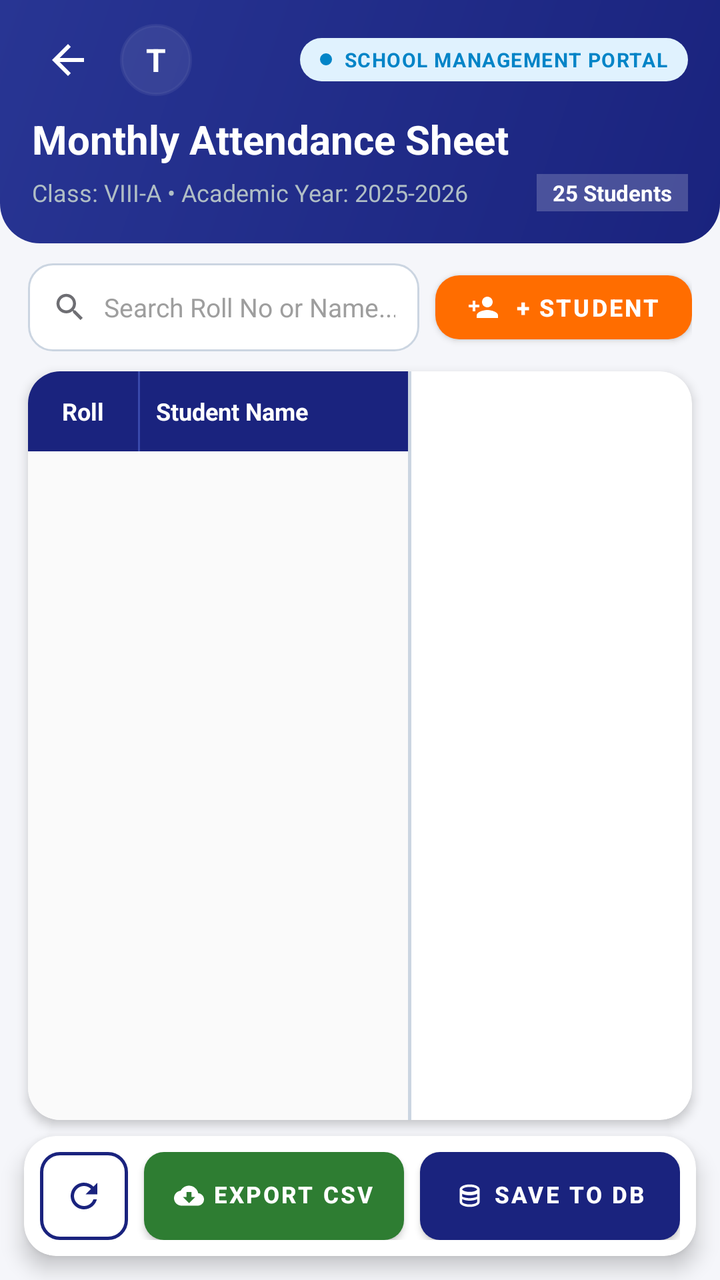
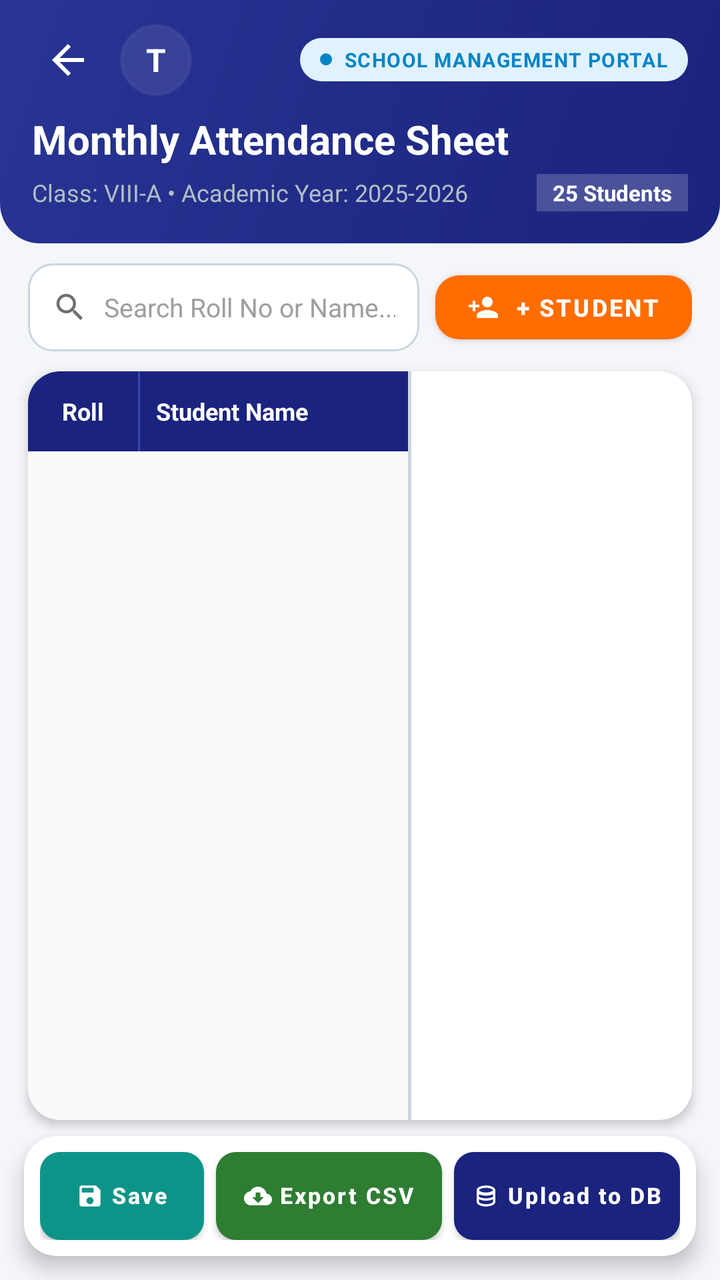

An Android layout rendered at two revisions. The XML below is the earlier revision; the diff shows what the commit changed to produce the second picture.
<!-- AndroidManifest.xml: application theme Theme.SchoolAttendance -->
<!-- res/layout/activity_attendance_sheet_editor.xml -->
<?xml version="1.0" encoding="utf-8"?>
<LinearLayout xmlns:android="http://schemas.android.com/apk/res/android"
    xmlns:app="http://schemas.android.com/apk/res-auto"
    xmlns:tools="http://schemas.android.com/tools"
    android:layout_width="match_parent"
    android:layout_height="match_parent"
    android:orientation="vertical"
    android:background="@color/background">

    
    <LinearLayout
        android:layout_width="match_parent"
        android:layout_height="wrap_content"
        android:background="@drawable/bg_theme_header"
        android:orientation="vertical"
        android:paddingStart="16dp"
        android:paddingTop="12dp"
        android:paddingEnd="16dp"
        android:paddingBottom="16dp">

        
        <LinearLayout
            android:layout_width="match_parent"
            android:layout_height="wrap_content"
            android:gravity="center_vertical"
            android:orientation="horizontal">

            <ImageView
                android:id="@+id/btnBack"
                android:layout_width="36dp"
                android:layout_height="36dp"
                android:background="?attr/selectableItemBackgroundBorderless"
                android:contentDescription="Back"
                android:padding="6dp"
                android:src="@drawable/ic_arrow_back"
                app:tint="@color/white" />

            
            <FrameLayout
                android:id="@+id/btnProfileAvatar"
                android:layout_width="36dp"
                android:layout_height="36dp"
                android:layout_marginStart="8dp"
                android:background="@drawable/bg_glass_circle"
                android:backgroundTint="#33FFFFFF"
                android:clickable="true"
                android:focusable="true">

                <TextView
                    android:id="@+id/tvAvatarInitial"
                    android:layout_width="wrap_content"
                    android:layout_height="wrap_content"
                    android:layout_gravity="center"
                    android:text="T"
                    android:textColor="@color/white"
                    android:textSize="16sp"
                    android:textStyle="bold" />
            </FrameLayout>

            <View
                android:layout_width="0dp"
                android:layout_height="1dp"
                android:layout_weight="1" />

            
            <LinearLayout
                android:layout_width="wrap_content"
                android:layout_height="wrap_content"
                android:background="@drawable/bg_portal_badge"
                android:gravity="center_vertical"
                android:orientation="horizontal"
                android:paddingStart="10dp"
                android:paddingTop="4dp"
                android:paddingEnd="10dp"
                android:paddingBottom="4dp">

                <View
                    android:layout_width="6dp"
                    android:layout_height="6dp"
                    android:background="@drawable/dot_blue"
                    android:layout_marginEnd="6dp" />

                <TextView
                    android:layout_width="wrap_content"
                    android:layout_height="wrap_content"
                    android:text="SCHOOL MANAGEMENT PORTAL"
                    android:textColor="#0284C7"
                    android:textSize="10sp"
                    android:textStyle="bold"
                    android:letterSpacing="0.05" />
            </LinearLayout>
        </LinearLayout>

        
        <TextView
            android:id="@+id/tvSheetTitle"
            android:layout_width="wrap_content"
            android:layout_height="wrap_content"
            android:layout_marginTop="8dp"
            android:text="Monthly Attendance Sheet"
            android:textColor="@color/white"
            android:textSize="20sp"
            android:textStyle="bold" />

        <LinearLayout
            android:layout_width="match_parent"
            android:layout_height="wrap_content"
            android:layout_marginTop="4dp"
            android:gravity="center_vertical"
            android:orientation="horizontal">

            <TextView
                android:id="@+id/tvSheetMeta"
                android:layout_width="0dp"
                android:layout_height="wrap_content"
                android:layout_weight="1"
                android:text="Class: VIII-A • Academic Year: 2025-2026"
                android:textColor="#B0BEC5"
                android:textSize="12sp" />

            <TextView
                android:id="@+id/tvStudentCountBadge"
                android:layout_width="wrap_content"
                android:layout_height="wrap_content"
                android:background="#33FFFFFF"
                android:paddingStart="8dp"
                android:paddingTop="2dp"
                android:paddingEnd="8dp"
                android:paddingBottom="2dp"
                android:text="25 Students"
                android:textColor="@color/white"
                android:textSize="11sp"
                android:textStyle="bold" />
        </LinearLayout>
    </LinearLayout>

    
    <LinearLayout
        android:layout_width="match_parent"
        android:layout_height="wrap_content"
        android:layout_marginStart="14dp"
        android:layout_marginTop="10dp"
        android:layout_marginEnd="14dp"
        android:gravity="center_vertical"
        android:orientation="horizontal">

        
        <LinearLayout
            android:layout_width="0dp"
            android:layout_height="44dp"
            android:layout_weight="1"
            android:background="@drawable/bg_search_theme"
            android:gravity="center_vertical"
            android:orientation="horizontal"
            android:paddingStart="12dp"
            android:paddingEnd="12dp">

            <ImageView
                android:layout_width="18dp"
                android:layout_height="18dp"
                android:layout_marginEnd="8dp"
                android:src="@drawable/ic_search"
                app:tint="@color/text_secondary" />

            <EditText
                android:id="@+id/etSearchStudent"
                android:layout_width="match_parent"
                android:layout_height="wrap_content"
                android:background="@null"
                android:hint="Search Roll No or Name..."
                android:inputType="text"
                android:maxLines="1"
                android:textColor="@color/text_primary"
                android:textColorHint="@color/text_hint"
                android:textSize="13sp" />
        </LinearLayout>

        
        <com.google.android.material.button.MaterialButton
            android:id="@+id/btnAddStudent"
            android:layout_width="wrap_content"
            android:layout_height="44dp"
            android:layout_marginStart="8dp"
            android:text="+ Student"
            android:textColor="@color/white"
            android:textSize="12sp"
            android:textStyle="bold"
            app:backgroundTint="@color/accent"
            app:cornerRadius="12dp"
            app:icon="@drawable/ic_person_add"
            app:iconGravity="textStart"
            app:iconSize="16dp"
            app:iconTint="@color/white" />
    </LinearLayout>

    
    <androidx.cardview.widget.CardView
        android:layout_width="match_parent"
        android:layout_height="0dp"
        android:layout_marginStart="14dp"
        android:layout_marginTop="10dp"
        android:layout_marginEnd="14dp"
        android:layout_marginBottom="8dp"
        android:layout_weight="1"
        app:cardBackgroundColor="@color/white"
        app:cardCornerRadius="16dp"
        app:cardElevation="3dp">

        <LinearLayout
            android:layout_width="match_parent"
            android:layout_height="match_parent"
            android:orientation="horizontal">

            
            <LinearLayout
                android:layout_width="190dp"
                android:layout_height="match_parent"
                android:orientation="vertical"
                android:background="#FAFAFA">

                
                <LinearLayout
                    android:layout_width="match_parent"
                    android:layout_height="40dp"
                    android:background="@color/primary"
                    android:gravity="center_vertical"
                    android:orientation="horizontal">

                    <TextView
                        android:layout_width="55dp"
                        android:layout_height="match_parent"
                        android:gravity="center"
                        android:text="Roll"
                        android:textColor="@color/white"
                        android:textSize="12sp"
                        android:textStyle="bold" />

                    <View
                        android:layout_width="1dp"
                        android:layout_height="match_parent"
                        android:background="#3949AB" />

                    <TextView
                        android:layout_width="0dp"
                        android:layout_height="match_parent"
                        android:layout_weight="1"
                        android:gravity="start|center_vertical"
                        android:paddingStart="8dp"
                        android:text="Student Name"
                        android:textColor="@color/white"
                        android:textSize="12sp"
                        android:textStyle="bold" />
                </LinearLayout>

                
                <ScrollView
                    android:id="@+id/scrollLeftColumn"
                    android:layout_width="match_parent"
                    android:layout_height="0dp"
                    android:layout_weight="1"
                    android:overScrollMode="never"
                    android:scrollbars="none">

                    <LinearLayout
                        android:id="@+id/containerLeftRows"
                        android:layout_width="match_parent"
                        android:layout_height="wrap_content"
                        android:orientation="vertical" />
                </ScrollView>
            </LinearLayout>

            
            <View
                android:layout_width="1.5dp"
                android:layout_height="match_parent"
                android:background="#CBD5E1" />

            
            <HorizontalScrollView
                android:id="@+id/scrollRightHorizontal"
                android:layout_width="0dp"
                android:layout_height="match_parent"
                android:layout_weight="1"
                android:fillViewport="true">

                <LinearLayout
                    android:layout_width="wrap_content"
                    android:layout_height="match_parent"
                    android:orientation="vertical">

                    
                    <LinearLayout
                        android:id="@+id/containerRightHeader"
                        android:layout_width="wrap_content"
                        android:layout_height="40dp"
                        android:background="@color/primary"
                        android:gravity="center_vertical"
                        android:orientation="horizontal" />

                    
                    <ScrollView
                        android:id="@+id/scrollRightColumn"
                        android:layout_width="wrap_content"
                        android:layout_height="0dp"
                        android:layout_weight="1"
                        android:overScrollMode="never"
                        android:scrollbars="none">

                        <LinearLayout
                            android:id="@+id/containerRightRows"
                            android:layout_width="wrap_content"
                            android:layout_height="wrap_content"
                            android:orientation="vertical" />
                    </ScrollView>
                </LinearLayout>
            </HorizontalScrollView>

        </LinearLayout>
    </androidx.cardview.widget.CardView>

    
    <androidx.cardview.widget.CardView
        android:layout_width="match_parent"
        android:layout_height="wrap_content"
        android:layout_marginStart="12dp"
        android:layout_marginEnd="12dp"
        android:layout_marginBottom="12dp"
        app:cardBackgroundColor="@color/white"
        app:cardCornerRadius="16dp"
        app:cardElevation="6dp">

        <LinearLayout
            android:layout_width="match_parent"
            android:layout_height="wrap_content"
            android:gravity="center_vertical"
            android:orientation="horizontal"
            android:padding="8dp">

            
            <com.google.android.material.button.MaterialButton
                android:id="@+id/btnUpdateTable"
                style="@style/Widget.MaterialComponents.Button.OutlinedButton"
                android:layout_width="44dp"
                android:layout_height="44dp"
                android:layout_marginEnd="8dp"
                android:insetLeft="0dp"
                android:insetTop="0dp"
                android:insetRight="0dp"
                android:insetBottom="0dp"
                android:padding="0dp"
                app:cornerRadius="10dp"
                app:icon="@drawable/ic_refresh"
                app:iconGravity="textStart"
                app:iconPadding="0dp"
                app:iconSize="20dp"
                app:iconTint="@color/primary"
                app:strokeColor="@color/primary"
                app:strokeWidth="1.5dp" />

            
            <com.google.android.material.button.MaterialButton
                android:id="@+id/btnDownloadCsv"
                android:layout_width="0dp"
                android:layout_height="44dp"
                android:layout_marginEnd="8dp"
                android:layout_weight="1"
                android:includeFontPadding="false"
                android:insetLeft="0dp"
                android:insetTop="0dp"
                android:insetRight="0dp"
                android:insetBottom="0dp"
                android:maxLines="1"
                android:paddingStart="4dp"
                android:paddingEnd="4dp"
                android:singleLine="true"
                android:text="Export CSV"
                android:textColor="@color/white"
                android:textSize="11.5sp"
                android:textStyle="bold"
                app:backgroundTint="@color/success"
                app:cornerRadius="10dp"
                app:icon="@drawable/ic_download"
                app:iconGravity="textStart"
                app:iconPadding="4dp"
                app:iconSize="15dp"
                app:iconTint="@color/white" />

            
            <com.google.android.material.button.MaterialButton
                android:id="@+id/btnUpdateDatabase"
                android:layout_width="0dp"
                android:layout_height="44dp"
                android:layout_weight="1"
                android:includeFontPadding="false"
                android:insetLeft="0dp"
                android:insetTop="0dp"
                android:insetRight="0dp"
                android:insetBottom="0dp"
                android:maxLines="1"
                android:paddingStart="4dp"
                android:paddingEnd="4dp"
                android:singleLine="true"
                android:text="Save to DB"
                android:textColor="@color/white"
                android:textSize="11.5sp"
                android:textStyle="bold"
                app:backgroundTint="@color/primary"
                app:cornerRadius="10dp"
                app:icon="@drawable/ic_database"
                app:iconGravity="textStart"
                app:iconPadding="4dp"
                app:iconSize="15dp"
                app:iconTint="@color/white" />
        </LinearLayout>
    </androidx.cardview.widget.CardView>

</LinearLayout>
<!-- resources referenced by this layout -->
<resources>
  <color name="accent">#FF6D00</color>
  <color name="background">#F5F6FA</color>
  <color name="primary">#1A237E</color>
  <color name="success">#2E7D32</color>
  <color name="text_hint">#9E9E9E</color>
  <color name="text_primary">#1C1C1E</color>
  <color name="text_secondary">#6E6E73</color>
  <color name="white">#FFFFFF</color>
  <!-- drawable bg_glass_circle (drawable) -->
  <?xml version="1.0" encoding="utf-8"?>
  <shape xmlns:android="http://schemas.android.com/apk/res/android"
      android:shape="oval">
      <solid android:color="#66000000" />
      <stroke android:width="1.5dp" android:color="#4DFFFFFF" />
  </shape>
  <!-- drawable bg_portal_badge (drawable) -->
  <?xml version="1.0" encoding="utf-8"?>
  <shape xmlns:android="http://schemas.android.com/apk/res/android"
      android:shape="rectangle">
      <solid android:color="#E0F2FE" />
      <corners android:radius="999dp" />
  </shape>
  <!-- drawable bg_search_theme (drawable) -->
  <?xml version="1.0" encoding="utf-8"?>
  <shape xmlns:android="http://schemas.android.com/apk/res/android"
      android:shape="rectangle">
      <solid android:color="#FFFFFF" />
      <stroke android:width="1dp" android:color="#CBD5E1" />
      <corners android:radius="12dp" />
  </shape>
  <!-- drawable bg_theme_header (drawable) -->
  <?xml version="1.0" encoding="utf-8"?>
  <shape xmlns:android="http://schemas.android.com/apk/res/android"
      android:shape="rectangle">
      <gradient
          android:angle="135"
          android:startColor="#1A237E"
          android:endColor="#283593"
          android:type="linear" />
      <corners
          android:bottomLeftRadius="20dp"
          android:bottomRightRadius="20dp" />
  </shape>
  <!-- drawable dot_blue (drawable) -->
  <?xml version="1.0" encoding="utf-8"?>
  <shape xmlns:android="http://schemas.android.com/apk/res/android"
      android:shape="oval">
      <solid android:color="#0284C7" />
      <size android:width="6dp" android:height="6dp" />
  </shape>
  <!-- drawable ic_arrow_back (drawable) -->
  <vector xmlns:android="http://schemas.android.com/apk/res/android"
      android:width="24dp"
      android:height="24dp"
      android:viewportWidth="24"
      android:viewportHeight="24">
    <path
        android:pathData="M20,11H7.83l5.59,-5.59L12,4l-8,8 8,8 1.41,-1.41L7.83,13H20v-2z"
        android:fillColor="#FFFFFFFF"/>
  </vector>
  <!-- drawable ic_download (drawable) -->
  <vector xmlns:android="http://schemas.android.com/apk/res/android"
      android:width="24dp"
      android:height="24dp"
      android:viewportWidth="24"
      android:viewportHeight="24">
    <path
        android:pathData="M19.35,10.04C18.67,6.59 15.64,4 12,4 9.11,4 6.6,5.64 5.35,8.04 2.34,8.36 0,10.91 0,14c0,3.31 2.69,6 6,6h13c2.76,0 5,-2.24 5,-5 0,-2.64 -2.05,-4.78 -4.65,-4.96zM17,13l-5,5 -5,-5h3V9h4v4h3z"
        android:fillColor="#FFFFFFFF"/>
  </vector>
  <!-- drawable ic_person_add (drawable) -->
  <vector xmlns:android="http://schemas.android.com/apk/res/android"
      android:width="24dp"
      android:height="24dp"
      android:viewportWidth="24"
      android:viewportHeight="24">
    <path
        android:pathData="M15,12c2.21,0 4,-1.79 4,-4s-1.79,-4 -4,-4 -4,1.79 -4,4 1.79,4 4,4zM6,10V7H4v3H1v2h3v3h2v-3h3v-2H6zM15,14c-2.67,0 -8,1.34 -8,4v2h16v-2c0,-2.66 -5.33,-4 -8,-4z"
        android:fillColor="#FFFFFFFF"/>
  </vector>
  <!-- drawable ic_refresh (drawable) -->
  <vector xmlns:android="http://schemas.android.com/apk/res/android"
      android:width="24dp"
      android:height="24dp"
      android:viewportWidth="24"
      android:viewportHeight="24">
    <path
        android:pathData="M17.65,6.35C16.2,4.9 14.21,4 12,4c-4.42,0 -7.99,3.58 -7.99,8s3.57,8 7.99,8c3.73,0 6.84,-2.55 7.73,-6h-2.08c-0.82,2.33 -3.04,4 -5.65,4 -3.31,0 -6,-2.69 -6,-6s2.69,-6 6,-6c1.66,0 3.14,0.69 4.22,1.78L13,11h7V4l-2.35,2.35z"
        android:fillColor="#FFFFFFFF"/>
  </vector>
  <color name="primary_dark">#0D1454</color>
  <!-- unchanged entries left out for length: 3 -->
</resources>

<!-- the commit's change to res/layout/activity_attendance_sheet_editor.xml (unified diff, before → after) -->
@@ -338,78 +338,100 @@
 
             
             <com.google.android.material.button.MaterialButton
-                android:id="@+id/btnUpdateTable"
-                style="@style/Widget.MaterialComponents.Button.OutlinedButton"
-                android:layout_width="44dp"
+                android:id="@+id/btnSaveLocal"
+                android:layout_width="0dp"
                 android:layout_height="44dp"
-                android:layout_marginEnd="8dp"
-                android:insetLeft="0dp"
-                android:insetTop="0dp"
-                android:insetRight="0dp"
-                android:insetBottom="0dp"
-                android:padding="0dp"
-                app:cornerRadius="10dp"
-                app:icon="@drawable/ic_refresh"
-                app:iconGravity="textStart"
-                app:iconPadding="0dp"
-                app:iconSize="20dp"
-                app:iconTint="@color/primary"
-                app:strokeColor="@color/primary"
-                app:strokeWidth="1.5dp" />
-
-            
-            <com.google.android.material.button.MaterialButton
-                android:id="@+id/btnDownloadCsv"
-                android:layout_width="0dp"
-                android:layout_height="44dp"
-                android:layout_marginEnd="8dp"
-                android:layout_weight="1"
+                android:layout_marginEnd="6dp"
+                android:layout_weight="0.8"
                 android:includeFontPadding="false"
                 android:insetLeft="0dp"
                 android:insetTop="0dp"
                 android:insetRight="0dp"
                 android:insetBottom="0dp"
                 android:maxLines="1"
-                android:paddingStart="4dp"
-                android:paddingEnd="4dp"
+                android:padding="0dp"
+                android:paddingStart="2dp"
+                android:paddingEnd="2dp"
                 android:singleLine="true"
-                android:text="Export CSV"
+                android:text="Save"
+                android:textAllCaps="false"
                 android:textColor="@color/white"
-                android:textSize="11.5sp"
+                android:textSize="11sp"
                 android:textStyle="bold"
-                app:backgroundTint="@color/success"
+                app:autoSizeMaxTextSize="11.5sp"
+                app:autoSizeMinTextSize="8sp"
+                app:autoSizeTextType="uniform"
+                app:backgroundTint="#0D9488"
                 app:cornerRadius="10dp"
-                app:icon="@drawable/ic_download"
+                app:icon="@drawable/ic_save"
                 app:iconGravity="textStart"
-                app:iconPadding="4dp"
-                app:iconSize="15dp"
+                app:iconPadding="3dp"
+                app:iconSize="14dp"
                 app:iconTint="@color/white" />
 
             
             <com.google.android.material.button.MaterialButton
-                android:id="@+id/btnUpdateDatabase"
+                android:id="@+id/btnDownloadCsv"
                 android:layout_width="0dp"
                 android:layout_height="44dp"
-                android:layout_weight="1"
+                android:layout_marginEnd="6dp"
+                android:layout_weight="1.1"
                 android:includeFontPadding="false"
                 android:insetLeft="0dp"
                 android:insetTop="0dp"
                 android:insetRight="0dp"
                 android:insetBottom="0dp"
                 android:maxLines="1"
-                android:paddingStart="4dp"
-                android:paddingEnd="4dp"
+                android:padding="0dp"
+                android:paddingStart="2dp"
+                android:paddingEnd="2dp"
                 android:singleLine="true"
-                android:text="Save to DB"
+                android:text="Export CSV"
+                android:textAllCaps="false"
                 android:textColor="@color/white"
-                android:textSize="11.5sp"
+                android:textSize="11sp"
                 android:textStyle="bold"
+                app:autoSizeMaxTextSize="11.5sp"
+                app:autoSizeMinTextSize="8sp"
+                app:autoSizeTextType="uniform"
+                app:backgroundTint="@color/success"
+                app:cornerRadius="10dp"
+                app:icon="@drawable/ic_download"
+                app:iconGravity="textStart"
+                app:iconPadding="3dp"
+                app:iconSize="14dp"
+                app:iconTint="@color/white" />
+
+            
+            <com.google.android.material.button.MaterialButton
+                android:id="@+id/btnUpdateDatabase"
+                android:layout_width="0dp"
+                android:layout_height="44dp"
+                android:layout_weight="1.1"
+                android:includeFontPadding="false"
+                android:insetLeft="0dp"
+                android:insetTop="0dp"
+                android:insetRight="0dp"
+                android:insetBottom="0dp"
+                android:maxLines="1"
+                android:padding="0dp"
+                android:paddingStart="2dp"
+                android:paddingEnd="2dp"
+                android:singleLine="true"
+                android:text="Upload to DB"
+                android:textAllCaps="false"
+                android:textColor="@color/white"
+                android:textSize="11sp"
+                android:textStyle="bold"
+                app:autoSizeMaxTextSize="11.5sp"
+                app:autoSizeMinTextSize="8sp"
+                app:autoSizeTextType="uniform"
                 app:backgroundTint="@color/primary"
                 app:cornerRadius="10dp"
                 app:icon="@drawable/ic_database"
                 app:iconGravity="textStart"
-                app:iconPadding="4dp"
-                app:iconSize="15dp"
+                app:iconPadding="3dp"
+                app:iconSize="14dp"
                 app:iconTint="@color/white" />
         </LinearLayout>
     </androidx.cardview.widget.CardView>
<!-- resource entries referenced after the edit -->
@@ -80,15 +80,15 @@
         android:pathData="M15,12c2.21,0 4,-1.79 4,-4s-1.79,-4 -4,-4 -4,1.79 -4,4 1.79,4 4,4zM6,10V7H4v3H1v2h3v3h2v-3h3v-2H6zM15,14c-2.67,0 -8,1.34 -8,4v2h16v-2c0,-2.66 -5.33,-4 -8,-4z"
         android:fillColor="#FFFFFFFF"/>
   </vector>
-  <!-- drawable ic_refresh (drawable) -->
+  <!-- drawable ic_save (drawable) -->
   <vector xmlns:android="http://schemas.android.com/apk/res/android"
       android:width="24dp"
       android:height="24dp"
       android:viewportWidth="24"
       android:viewportHeight="24">
     <path
-        android:pathData="M17.65,6.35C16.2,4.9 14.21,4 12,4c-4.42,0 -7.99,3.58 -7.99,8s3.57,8 7.99,8c3.73,0 6.84,-2.55 7.73,-6h-2.08c-0.82,2.33 -3.04,4 -5.65,4 -3.31,0 -6,-2.69 -6,-6s2.69,-6 6,-6c1.66,0 3.14,0.69 4.22,1.78L13,11h7V4l-2.35,2.35z"
-        android:fillColor="#FFFFFFFF"/>
+        android:fillColor="@android:color/white"
+        android:pathData="M17,3H5c-1.11,0 -2,0.9 -2,2v14c0,1.1 0.89,2 2,2h14c1.1,0 2,-0.9 2,-2V7l-4,-4zm-5,16c-1.66,0 -3,-1.34 -3,-3s1.34,-3 3,-3 3,1.34 3,3 -1.34,3 -3,3zm3,-10H5V5h10v4z"/>
   </vector>
   <color name="primary_dark">#0D1454</color>
   <!-- unchanged entries left out for length: 3 -->
